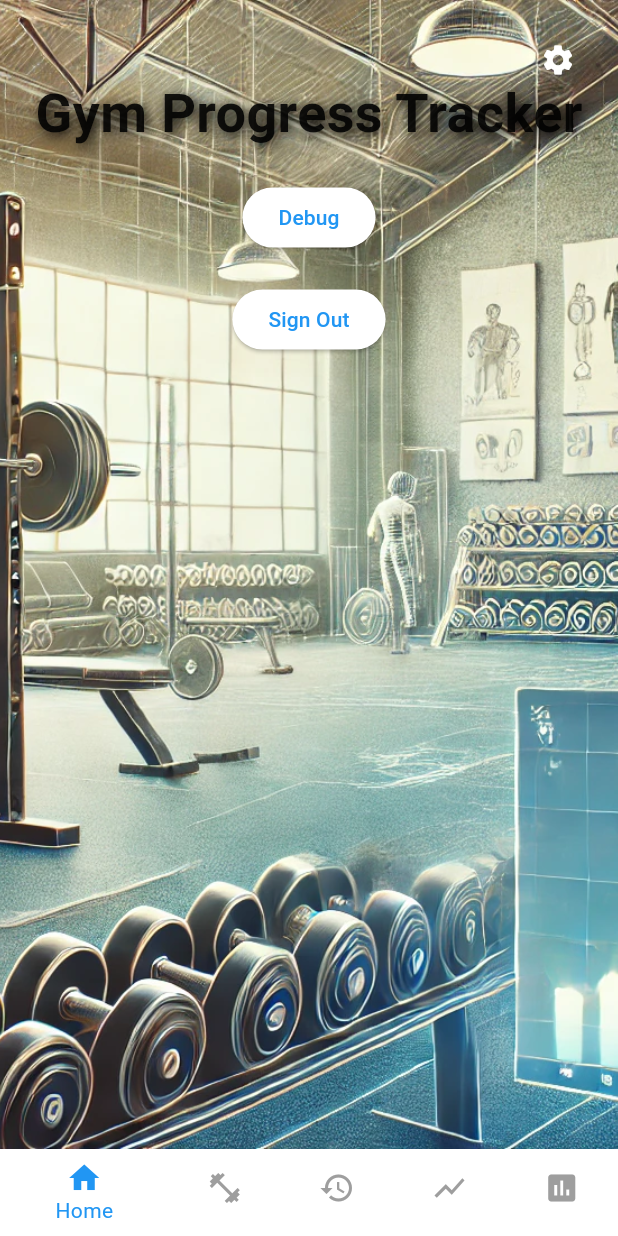
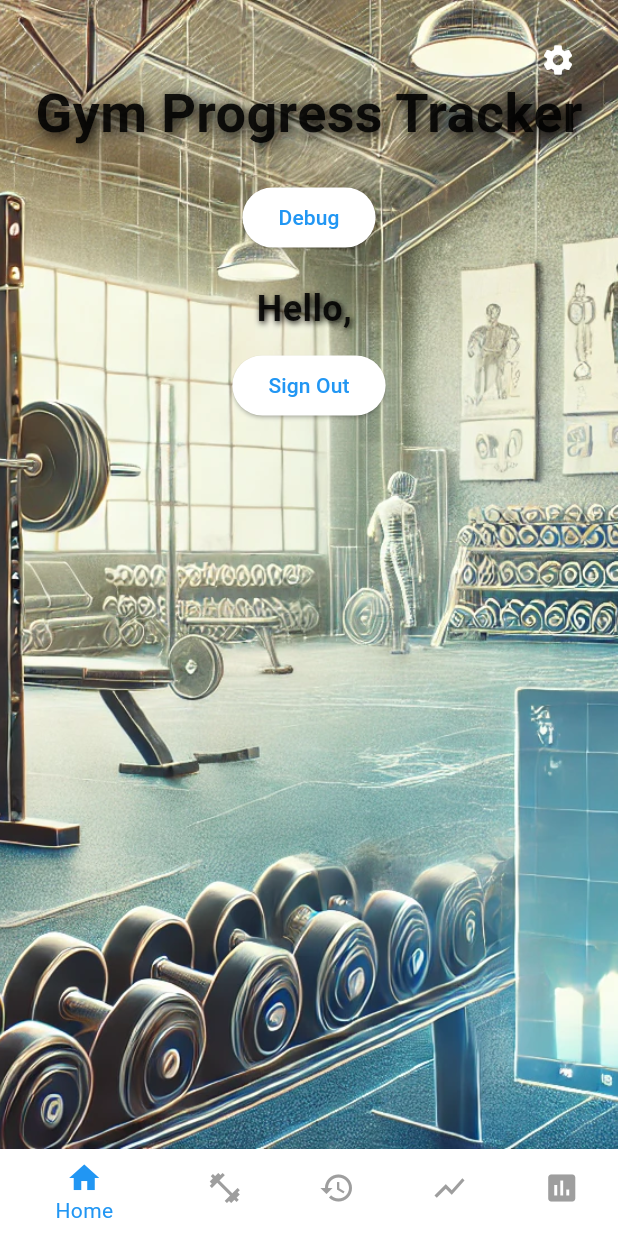
Before and after one commit to jpatch22/rpe_strength, a Flutter app: the screen it shows once a user with an empty profile is signed in, on a phone screen of 412 x 824 dp. Run offline on Flutter 3.47's test engine with Material 3 defaults, Android fonts, the phone set to English and light mode, and no system bars; our stand-ins replace firebase_auth, firebase_core, hive, hive_flutter, shared_preferences, syncfusion_flutter_charts; missing offline and left inert: fuzzy; accounts and stored records are empty; network calls fail.

Commit message:
ui touch

```diff
--- a/lib/src/screens/home_page.dart
+++ b/lib/src/screens/home_page.dart
@@ -86,7 +86,22 @@ class HomePage extends StatelessWidget {
                   },
                   child: Text('Sign In with Google'),
                 )
-              else
+              else ...[
+                Text(
+                  'Hello, ${user.displayName}',
+                  style: TextStyle(
+                    fontSize: 24,
+                    fontWeight: FontWeight.bold,
+                    shadows: [
+                      Shadow(
+                        blurRadius: 5.0,
+                        color: Colors.black,
+                        offset: Offset(1.0, 1.0),
+                      ),
+                    ],
+                  ),
+                ),
+                SizedBox(height: 10),
                 ElevatedButton(
                   onPressed: () async {
                     await authService.signOut();
@@ -98,6 +113,7 @@ class HomePage extends StatelessWidget {
                   },
                   child: Text('Sign Out'),
                 ),
+              ],
             ],
           ),
         ],
```
